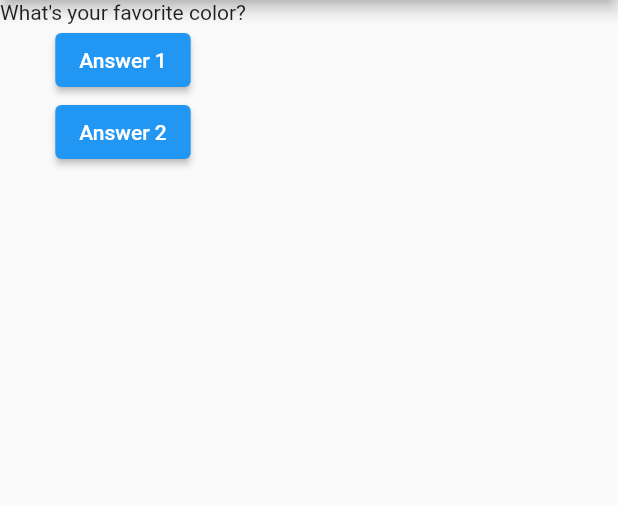
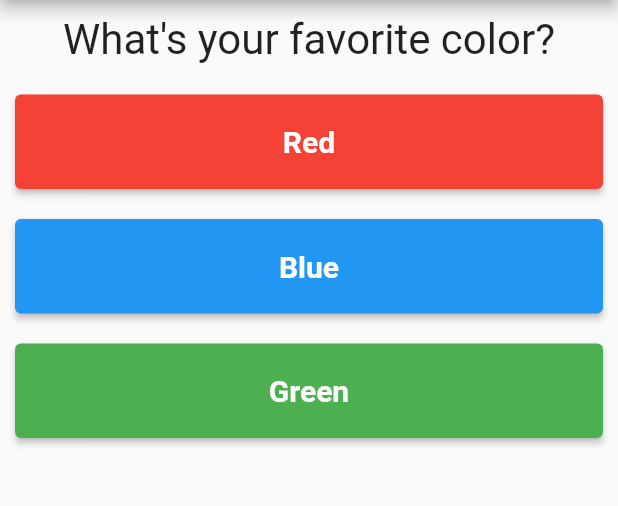
Before and after one commit to ahmaddidiks/aplikasi-suka-suka, a Flutter app: the screen it shows after launch, on a phone screen of 412 x 824 dp, the part 84-590 px from its top. Run offline on Flutter 3.47's test engine with Material 2 defaults, Android fonts, the phone set to English and light mode, and no system bars.

Commit message:
kurang colect user data

```diff
--- /dev/null
+++ b/lib/answer.dart
@@ -0,0 +1,41 @@
+import 'package:flutter/material.dart';
+
+@immutable
+class Answer extends StatelessWidget {
+  // Answer({Key? key}) : super(key: key);
+
+  final String _answerText;
+  final VoidCallback _selectHandler;
+
+  Answer(this._answerText, this._selectHandler);
+
+  answerColor() {
+    if (_answerText == 'Red')
+      return Colors.red;
+    else if (_answerText == 'Blue')
+      return Colors.blue;
+    else if (_answerText == 'Green')
+      return Colors.green;
+    else
+      return Colors.blue[400];
+  }
+
+  @override
+  Widget build(BuildContext context) {
+    return Container(
+      width: double.infinity,
+      margin: EdgeInsets.all(10),
+      child: ElevatedButton(
+        style: ElevatedButton.styleFrom(
+            primary: answerColor(),
+            padding: EdgeInsets.symmetric(horizontal: 30, vertical: 20),
+            textStyle: TextStyle(fontSize: 20, fontWeight: FontWeight.bold)),
+        child: Text(_answerText),
+        onPressed: () {
+          // window.alert('Answer 1');
+          _selectHandler();
+        },
+      ),
+    );
+  }
+}
--- a/lib/main.dart
+++ b/lib/main.dart
@@ -1,4 +1,6 @@
 import 'package:flutter/material.dart';
+import './question.dart';
+import './answer.dart';
 
 void main() => runApp(const MyApp());
 
@@ -7,46 +9,105 @@ class MyApp extends StatefulWidget {
 
   @override
   State<StatefulWidget> createState() {
-    return MyAppState();
+    return _MyAppState();
   }
 }
 
-class MyAppState extends State<MyApp> {
-  var questionIndex = 0;
+class _MyAppState extends State<MyApp> {
+  var _questionIndex = 0;
 
-  void answerQuestion() {
+  final questions = [
+    {
+      'question': "What's your favorite color?",
+      'answers': ['Red', 'Blue', 'Green'],
+    },
+    {
+      'question': "What's your favorite animal?",
+      'answers': ['Dog', 'Cat', 'Rabbit'],
+    },
+    {
+      'question': "What's your favorite food?",
+      'answers': ['Pizza', 'Pasta', 'Cake'],
+    }
+  ];
+
+  var jawabanPengguna = [];
+
+  void _answerQuestion() {
     setState(() {
-      questionIndex++;
+      _questionIndex = _questionIndex + 1;
     });
-    if (questionIndex > 2) {
-      questionIndex = 0;
-    }
-    print(questionIndex);
+    // simpan jawaban pengguna
+    var _ = questions[_questionIndex - 1]['answers'] as List<String>;
+    jawabanPengguna.add(_.elementAt(0));
+
+    print(_questionIndex);
+    print(jawabanPengguna);
   }
 
   @override
   Widget build(BuildContext context) {
-    final question = [
-      "What's your favorite color?",
-      "What's your favorite animal?",
-      "What's your favorite food?"
-    ];
+    // questions with maps => in python is dictionary
+
+    // final answer_widget = (questions[_questionIndex]['answers'] as List<String>)
+    //     .map((e) => Answer(e, _answerQuestion))
+    //     .toList();
 
     return MaterialApp(
       home: Scaffold(
-        appBar: AppBar(
-          title: const Text('My first app'),
-        ),
-        body: Column(children: [
-          Text(
-            question[questionIndex],
+          appBar: AppBar(
+            title: const Text('My first app'),
           ),
-          ElevatedButton(
-              child: const Text('Answer 1'), onPressed: answerQuestion),
-          ElevatedButton(
-              child: const Text('Answer 2'), onPressed: answerQuestion),
-        ]),
-      ),
+          body: _questionIndex < questions.length
+              ? Column(
+                  children: [
+                    Question(
+                      questions[_questionIndex]['question'] as String,
+                    ),
+                    // Column(
+                    //   children: answer_widget,
+                    // )
+                    ...(questions[_questionIndex]['answers'] as List<String>)
+                        .map((answer) {
+                      return Answer(answer, _answerQuestion);
+                    }).toList()
+                  ],
+                )
+              : Center(
+                  child: Column(
+                    mainAxisSize: MainAxisSize.max,
+                    mainAxisAlignment: MainAxisAlignment.center,
+                    crossAxisAlignment: CrossAxisAlignment.center,
+                    children: [
+                      Text(
+                          'Jawaban Anda:' +
+                              '\nWarna Favorite: ' +
+                              jawabanPengguna.elementAt(0) +
+                              '\nHewan Favorite: ' +
+                              jawabanPengguna.elementAt(1) +
+                              '\nMakanan Favorite: ' +
+                              jawabanPengguna.elementAt(2) +
+                              '\n',
+                          style: TextStyle(fontSize: 20),
+                          textAlign: TextAlign.center),
+                      ElevatedButton(
+                        style: ElevatedButton.styleFrom(
+                            primary: Colors.blue[400],
+                            padding: EdgeInsets.symmetric(
+                                horizontal: 30, vertical: 20),
+                            textStyle: TextStyle(
+                                fontSize: 20, fontWeight: FontWeight.bold)),
+                        child: Text('Restart'),
+                        onPressed: () {
+                          setState(() {
+                            _questionIndex = 0;
+                          });
+                          jawabanPengguna = [];
+                        },
+                      )
+                    ],
+                  ),
+                )),
     );
   }
 }
--- /dev/null
+++ b/lib/question.dart
@@ -0,0 +1,19 @@
+import 'package:flutter/material.dart';
+
+class Question extends StatelessWidget {
+
+  final String questionText;
+  Question(this.questionText);
+  @override
+  Widget build(BuildContext context) {
+    return Container(
+      width: double.infinity,
+      margin: EdgeInsets.all(10),
+      child: Text(
+        questionText,
+        style: TextStyle(fontSize: 28),
+        textAlign: TextAlign.center,
+      ),
+    );
+  }
+}
```
